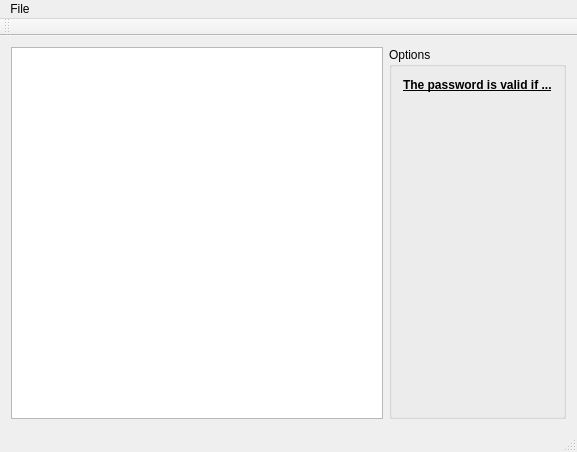
The window that frmmain.ui (gerald-b/GEB_PW_SyntaxCheck) describes before a commit, drawn with Qt 5.
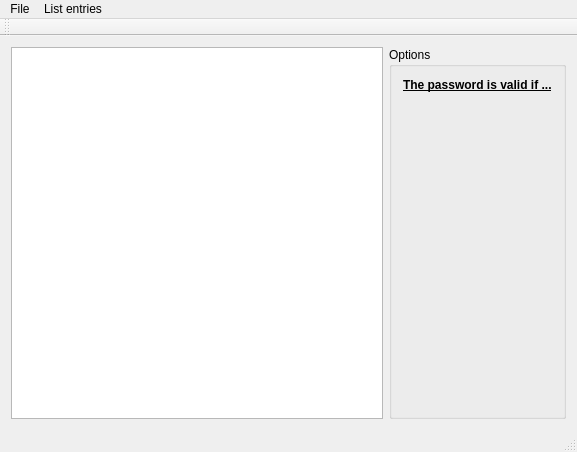
The same window after the commit.

Commit message: added the menue entry for import

```diff
--- a/frmmain.ui
+++ b/frmmain.ui
@@ -68,7 +68,14 @@
     </property>
     <addaction name="actionExit"/>
    </widget>
+   <widget class="QMenu" name="menuList_entries">
+    <property name="title">
+     <string>List entries</string>
+    </property>
+    <addaction name="actionImport"/>
+   </widget>
    <addaction name="menuFile"/>
+   <addaction name="menuList_entries"/>
   </widget>
   <widget class="QToolBar" name="mainToolBar">
    <attribute name="toolBarArea">
```
Left out of the diff: 5 changed lines with no effect on the pictures.
